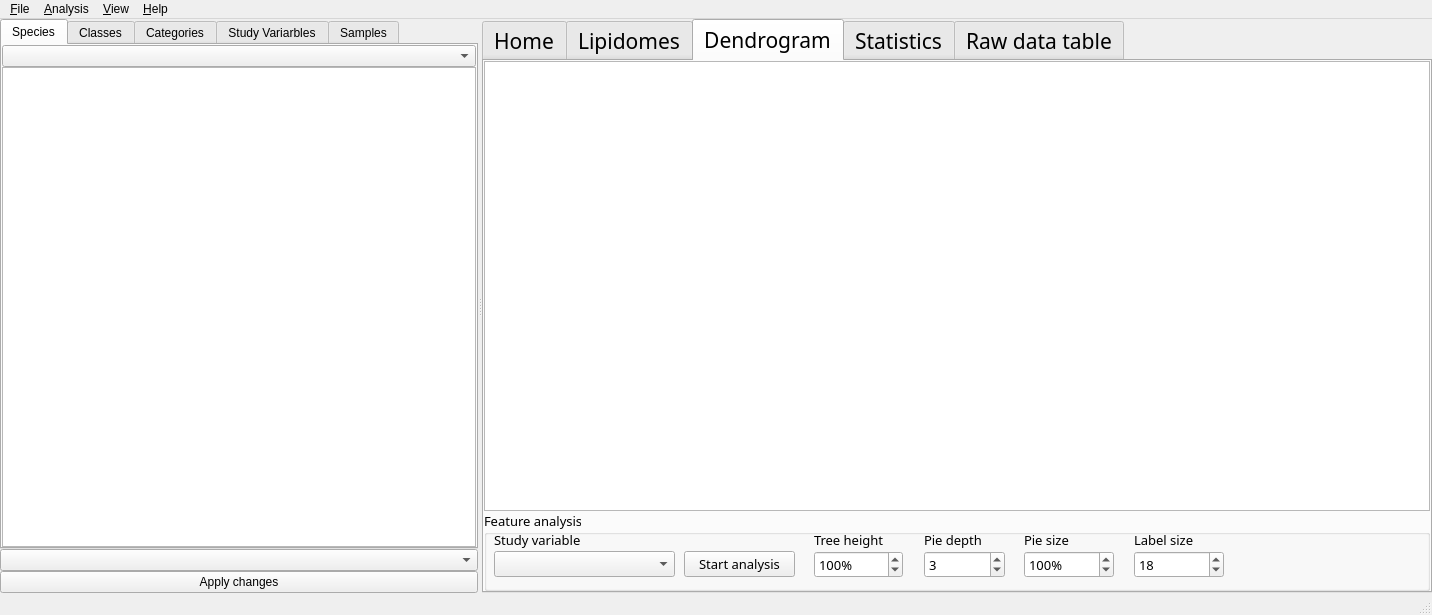
lifs-tools/lipidspace, file ui/lipidspacegui.ui: the form before one commit.
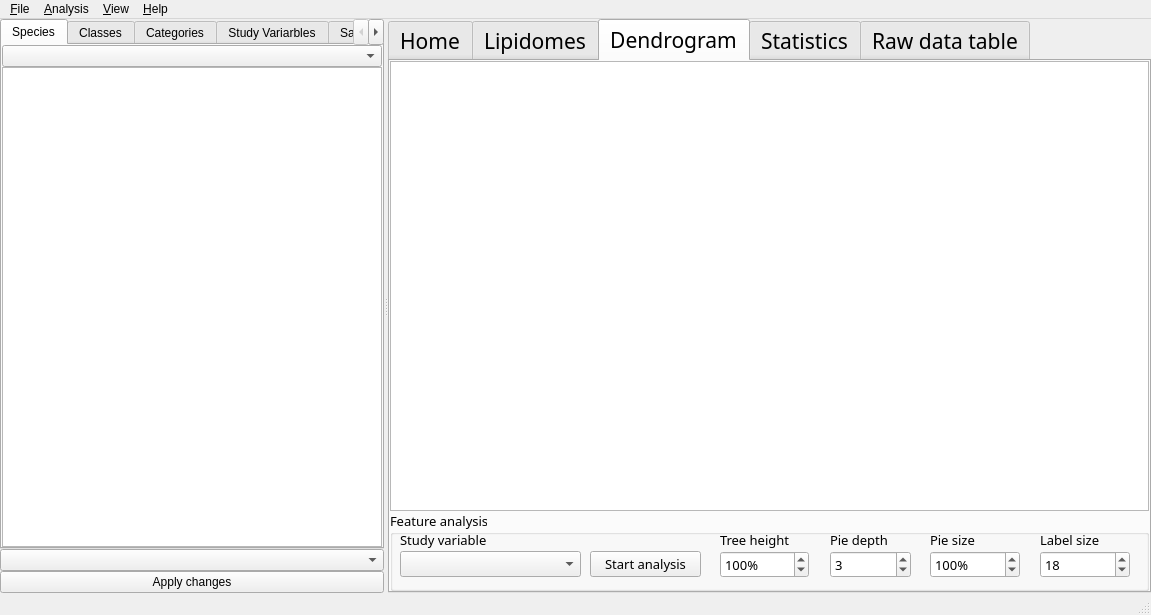
The form after the commit. Custom widgets are drawn as their Qt base class.

Commit message: wrapped import functions in LipidSpace class to have only one external import function

```diff
--- a/ui/lipidspacegui.ui
+++ b/ui/lipidspacegui.ui
@@ -6,7 +6,7 @@
    <rect>
     <x>0</x>
     <y>0</y>
-    <width>1432</width>
+    <width>1151</width>
     <height>615</height>
    </rect>
   </property>
@@ -802,7 +802,7 @@
     <rect>
      <x>0</x>
      <y>0</y>
-     <width>1432</width>
+     <width>1151</width>
      <height>23</height>
     </rect>
    </property>
```
The commit also changes 1 other file.
